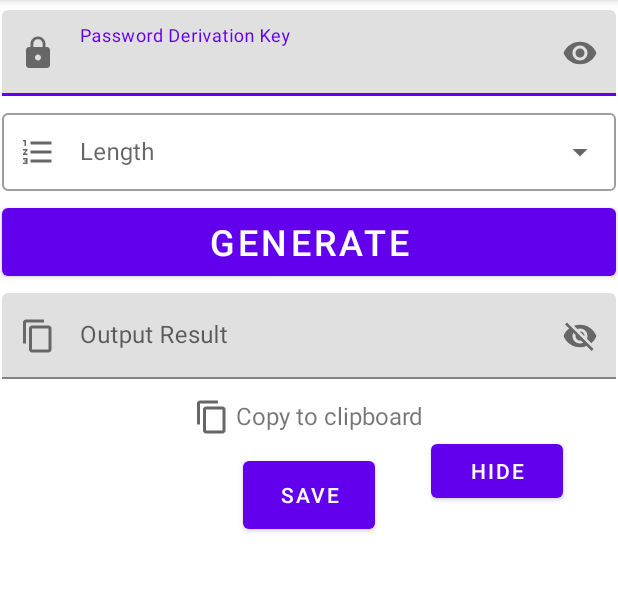
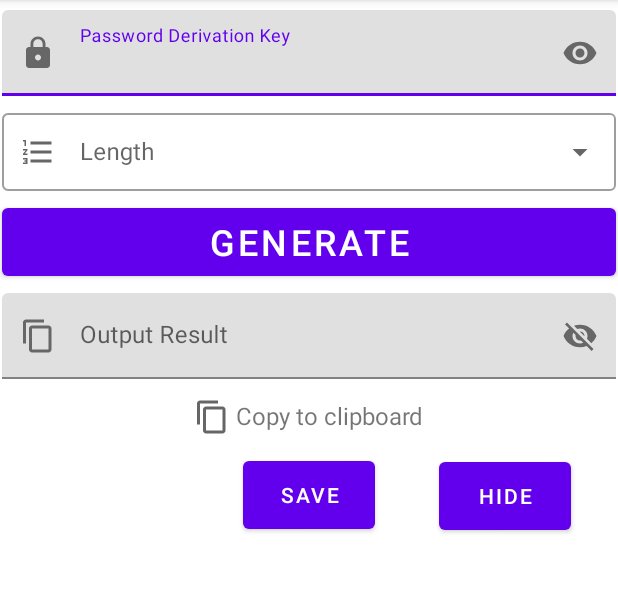
Before and after one commit to Barengific/NobleGenPassword, an Android app: the MainActivity screen opened directly, with no data from a screen before it, on a phone screen of 412 x 824 dp, the part 84-677 px from its top. Run offline under Robolectric (Android 15) with nearby library versions, the phone set to English and light mode, and no system bars; our stand-ins replace Room's generated code, navigation-ui; libraries missing offline, so code that uses them is left out: net.sqlcipher.database; pictures from the network do not load; 15 statements that could not run were skipped.

Commit message:
Update activity_main.xml

```diff
--- a/app/src/main/res/layout/activity_main.xml
+++ b/app/src/main/res/layout/activity_main.xml
@@ -166,9 +166,11 @@
             <Button
                 android:id="@+id/btnHideAll"
                 android:layout_width="wrap_content"
-                android:layout_height="wrap_content"
+                android:layout_height="57dp"
+                android:layout_marginTop="12dp"
                 android:text="Hide"
                 app:layout_constraintEnd_toEndOf="parent"
+                app:layout_constraintHorizontal_bias="0.575"
                 app:layout_constraintStart_toEndOf="@+id/btnSave"
                 app:layout_constraintTop_toBottomOf="@+id/tvCopy" />
 
```
